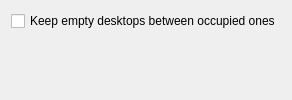
mcardia/kworkspaces, file pkg/contents/ui/config.ui: the form before one commit.
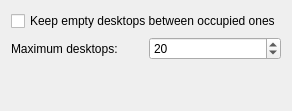
The form after the commit.

Commit message: kworkspaces: generalize desktop management to a 2D grid (up/down/left/right)

```diff
--- a/pkg/contents/ui/config.ui
+++ b/pkg/contents/ui/config.ui
@@ -13,6 +13,33 @@
                     </property>
                 </widget>
             </item>
+            <item>
+                <layout class="QHBoxLayout" name="maxDesktopsLayout">
+                    <item>
+                        <widget class="QLabel" name="labelMaxDesktops">
+                            <property name="text">
+                                <string>Maximum desktops:</string>
+                            </property>
+                        </widget>
+                    </item>
+                    <item>
+                        <widget class="QSpinBox" name="kcfg_maxDesktops">
+                            <property name="toolTip">
+                                <string>Safety cap on total desktop count -- growth requests beyond this are silently ignored.</string>
+                            </property>
+                            <property name="minimum">
+                                <number>2</number>
+                            </property>
+                            <property name="maximum">
+                                <number>1000</number>
+                            </property>
+                            <property name="value">
+                                <number>20</number>
+                            </property>
+                        </widget>
+                    </item>
+                </layout>
+            </item>
             <item>
                 <spacer name="spacer">
                     <property name="orientation">
```
Left out of the diff: 2 changed lines with no effect on the pictures. The commit also changes 6 other files.
